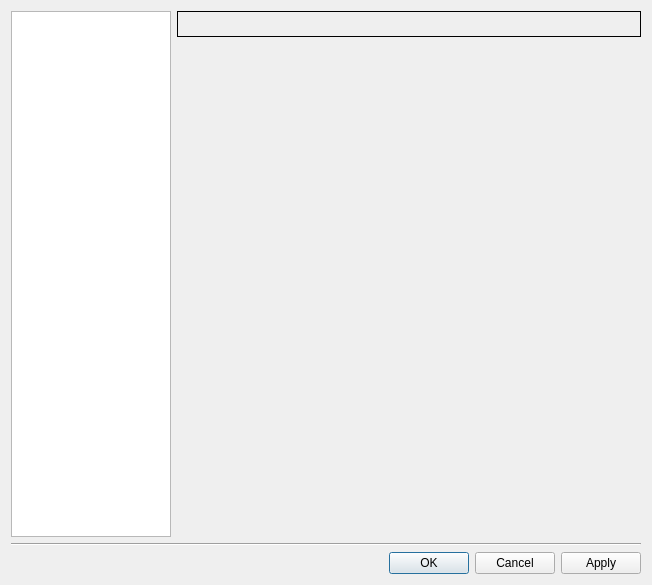
Above: gns3/ui/preferences_dialog.ui from GNS3/gns3-gui before the change. Below: the same form after it.
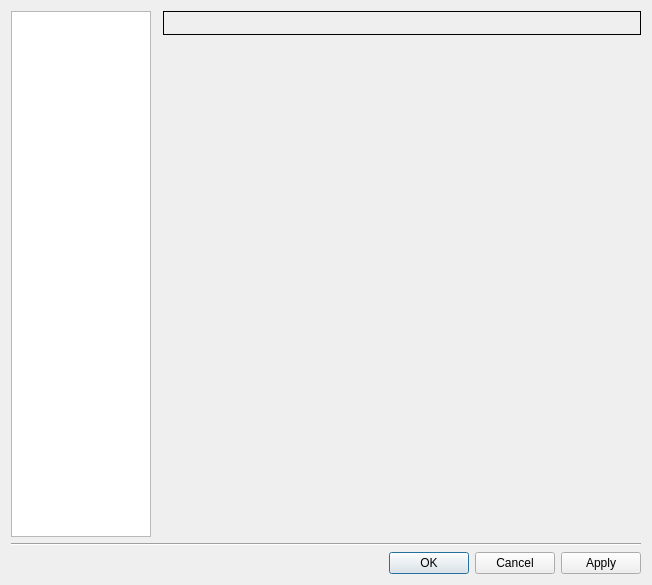
That is the form after the change.

Commit message: Improvements on the preferences dialog.

What changed in the file:
```diff
--- a/gns3/ui/preferences_dialog.ui
+++ b/gns3/ui/preferences_dialog.ui
@@ -23,8 +23,21 @@
    <bool>true</bool>
   </property>
   <layout class="QGridLayout">
+   <item row="2" column="1" colspan="2">
+    <widget class="QDialogButtonBox" name="uiButtonBox">
+     <property name="orientation">
+      <enum>Qt::Horizontal</enum>
+     </property>
+     <property name="standardButtons">
+      <set>QDialogButtonBox::Apply|QDialogButtonBox::Cancel|QDialogButtonBox::Ok</set>
+     </property>
+     <property name="centerButtons">
+      <bool>false</bool>
+     </property>
+    </widget>
+   </item>
    <item row="0" column="0">
-    <widget class="QListWidget" name="uiListWidget">
+    <widget class="QTreeWidget" name="uiTreeWidget">
      <property name="sizePolicy">
       <sizepolicy hsizetype="Fixed" vsizetype="Expanding">
        <horstretch>0</horstretch>
@@ -33,20 +46,38 @@
      </property>
      <property name="maximumSize">
       <size>
-       <width>160</width>
+       <width>140</width>
        <height>16777215</height>
       </size>
      </property>
      <property name="font">
       <font>
-       <pointsize>12</pointsize>
+       <pointsize>10</pointsize>
        <weight>75</weight>
        <bold>true</bold>
       </font>
      </property>
+     <property name="indentation">
+      <number>10</number>
+     </property>
+     <attribute name="headerVisible">
+      <bool>false</bool>
+     </attribute>
+     <column>
+      <property name="text">
+       <string notr="true">1</string>
+      </property>
+     </column>
     </widget>
    </item>
-   <item row="0" column="1">
+   <item row="1" column="0" colspan="3">
+    <widget class="Line" name="uiLine">
+     <property name="orientation">
+      <enum>Qt::Horizontal</enum>
+     </property>
+    </widget>
+   </item>
+   <item row="0" column="2">
     <layout class="QVBoxLayout">
      <property name="spacing">
       <number>3</number>
@@ -61,16 +92,15 @@
        </property>
        <property name="font">
         <font>
-         <pointsize>16</pointsize>
+         <pointsize>14</pointsize>
+         <weight>75</weight>
+         <bold>true</bold>
          <underline>false</underline>
         </font>
        </property>
        <property name="frameShape">
         <enum>QFrame::Box</enum>
        </property>
-       <property name="frameShadow">
-        <enum>QFrame::Plain</enum>
-       </property>
       </widget>
      </item>
      <item>
@@ -86,23 +116,6 @@
      </item>
     </layout>
    </item>
-   <item row="1" column="0" colspan="2">
-    <widget class="Line" name="uiLine">
-     <property name="orientation">
-      <enum>Qt::Horizontal</enum>
-     </property>
-    </widget>
-   </item>
-   <item row="2" column="0" colspan="2">
-    <widget class="QDialogButtonBox" name="uiButtonBox">
-     <property name="orientation">
-      <enum>Qt::Horizontal</enum>
-     </property>
-     <property name="standardButtons">
-      <set>QDialogButtonBox::Apply|QDialogButtonBox::Cancel|QDialogButtonBox::Ok</set>
-     </property>
-    </widget>
-   </item>
   </layout>
  </widget>
  <tabstops>
```
Left out of the diff: 1 changed line with no effect on the pictures. The commit also changes 19 other files.
